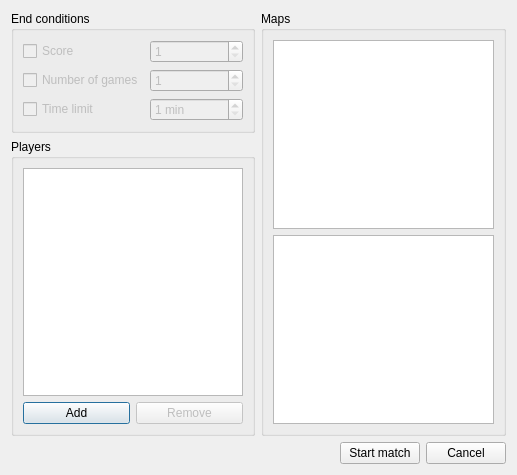
The window that ui/form_match.ui (pnordhus/openorbiter) describes before a commit, drawn with Qt 5.
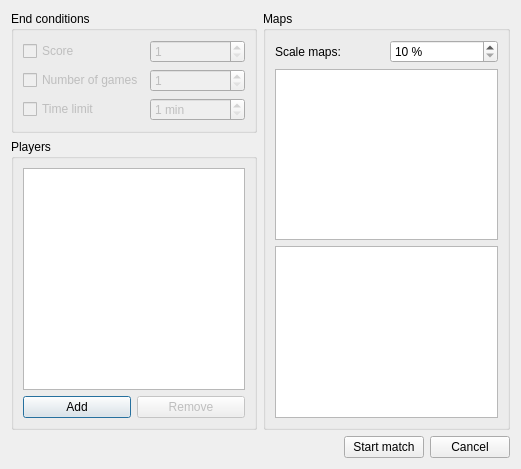
The same window after the commit. Custom widgets are drawn as their Qt base class.

The edit to the form file:
```diff
--- a/ui/form_match.ui
+++ b/ui/form_match.ui
@@ -5,17 +5,19 @@
    <rect>
     <x>0</x>
     <y>0</y>
-    <width>517</width>
-    <height>475</height>
+    <width>521</width>
+    <height>469</height>
    </rect>
   </property>
   <property name="windowTitle" >
    <string>New match</string>
   </property>
+  <layout class="QVBoxLayout" name="verticalLayout_4" >
+   <item>
+    <layout class="QHBoxLayout" name="horizontalLayout_4" >
+     <item>
   <layout class="QVBoxLayout" name="verticalLayout_3" >
    <item>
-    <layout class="QGridLayout" name="gridLayout_2" >
-     <item row="0" column="0" >
       <widget class="QGroupBox" name="groupBox_3" >
        <property name="title" >
         <string>End conditions</string>
@@ -96,12 +98,75 @@
        </layout>
       </widget>
      </item>
-     <item rowspan="2" row="0" column="1" >
+       <item>
+        <widget class="QGroupBox" name="groupBox" >
+         <property name="title" >
+          <string>Players</string>
+         </property>
+         <layout class="QVBoxLayout" name="verticalLayout" >
+          <item>
+           <widget class="QTreeView" name="treePlayers" >
+            <property name="rootIsDecorated" >
+             <bool>false</bool>
+            </property>
+           </widget>
+          </item>
+          <item>
+           <layout class="QHBoxLayout" name="horizontalLayout" >
+            <item>
+             <widget class="QPushButton" name="btnAdd" >
+              <property name="text" >
+               <string>Add</string>
+              </property>
+             </widget>
+            </item>
+            <item>
+             <widget class="QPushButton" name="btnRemove" >
+              <property name="enabled" >
+               <bool>false</bool>
+              </property>
+              <property name="text" >
+               <string>Remove</string>
+              </property>
+             </widget>
+            </item>
+           </layout>
+          </item>
+         </layout>
+        </widget>
+       </item>
+      </layout>
+     </item>
+     <item>
       <widget class="QGroupBox" name="groupBox_2" >
        <property name="title" >
         <string>Maps</string>
        </property>
        <layout class="QVBoxLayout" name="verticalLayout_2" >
+        <item>
+         <layout class="QHBoxLayout" name="horizontalLayout_3" >
+          <item>
+           <widget class="QLabel" name="label" >
+            <property name="text" >
+             <string>Scale maps:</string>
+            </property>
+           </widget>
+          </item>
+          <item>
+           <widget class="QSpinBox" name="spinMapScale" >
+            <property name="suffix" >
+             <string> %</string>
+            </property>
+            <property name="minimum" >
+             <number>10</number>
+            </property>
+            <property name="maximum" >
+             <number>400</number>
+            </property>
+           </widget>
+          </item>
+         </layout>
+        </item>
         <item>
          <widget class="QTreeView" name="treeMaps" >
           <property name="editTriggers" >
@@ -131,43 +196,6 @@
        </layout>
       </widget>
      </item>
-     <item row="1" column="0" >
-      <widget class="QGroupBox" name="groupBox" >
-       <property name="title" >
-        <string>Players</string>
-       </property>
-       <layout class="QVBoxLayout" name="verticalLayout" >
-        <item>
-         <widget class="QTreeView" name="treePlayers" >
-          <property name="rootIsDecorated" >
-           <bool>false</bool>
-          </property>
-         </widget>
-        </item>
-        <item>
-         <layout class="QHBoxLayout" name="horizontalLayout" >
-          <item>
-           <widget class="QPushButton" name="btnAdd" >
-            <property name="text" >
-             <string>Add</string>
-            </property>
-           </widget>
-          </item>
-          <item>
-           <widget class="QPushButton" name="btnRemove" >
-            <property name="enabled" >
-             <bool>false</bool>
-            </property>
-            <property name="text" >
-             <string>Remove</string>
-            </property>
-           </widget>
-          </item>
-         </layout>
-        </item>
-       </layout>
-      </widget>
-     </item>
     </layout>
    </item>
    <item>
```
Lines whose indentation alone changed are shown as unchanged.
